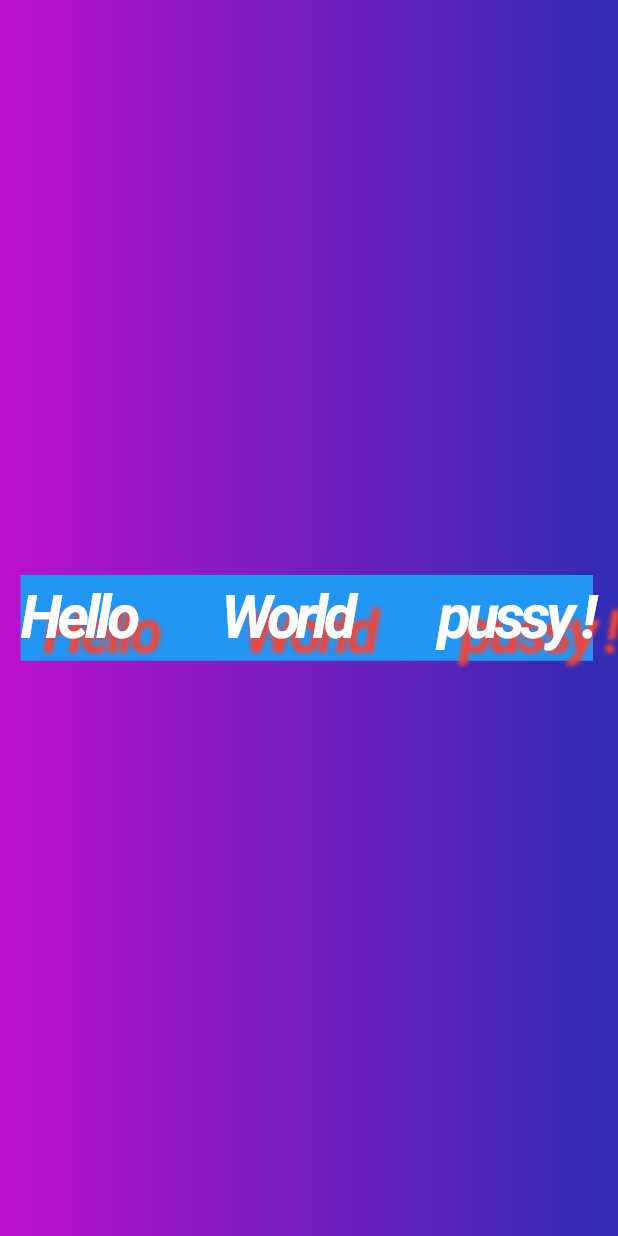
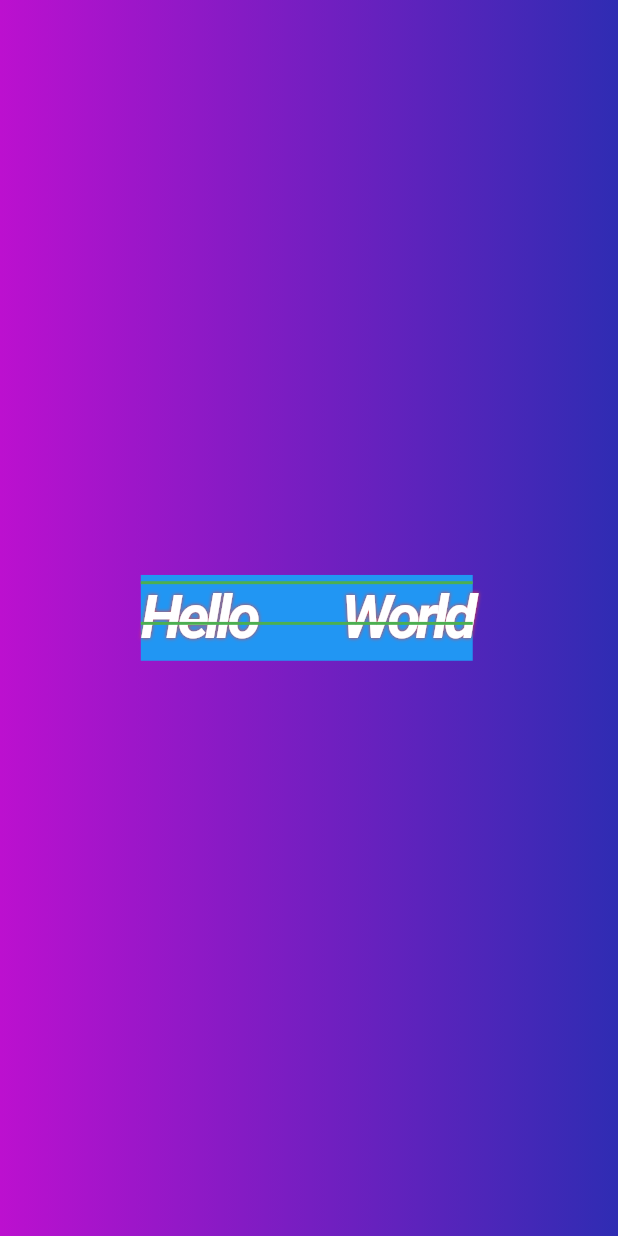
Before and after one commit to mr0error404/review, a Flutter app: the screen it shows after launch, on a phone screen of 412 x 824 dp. Run offline on Flutter 3.47's test engine with Material 3 defaults, Android fonts, the phone set to English and light mode, and no system bars; Roboto replaces fonts that are missing (telephoneNumberLocal).

Commit message:
add class

```diff
--- a/lib/Home.dart
+++ b/lib/Home.dart
@@ -1,23 +1,26 @@
 // ignore_for_file: avoid_unnecessary_containers
 
 import 'package:flutter/material.dart';
+
+import 'custome_widget_cont.dart';
 
 class Home extends StatelessWidget {
   const Home({super.key});
 
   @override
   Widget build(BuildContext context) {
-    return Scaffold(
-      body: Container(
-        decoration: const BoxDecoration(
-          gradient: LinearGradient(colors: [
-            Color(0xFFBC10CF),
-            Color(0xFF2F2CB3)
-          ]),
-        ),
-        child: const Center(
-          child: Text(
-            "Hello World pussy !",
+    return const Scaffold(
+      body: MyCustomGradientContainer(),
+    );
+  }
+}
+
+//Hello World pussy !
+
+Widget myCustomTextStyle(String text) {
+  return Text(
+    // "$text",
+    text,
     style: TextStyle(
       color: Colors.white,
       backgroundColor: Colors.blue,
@@ -27,16 +30,28 @@ class Home extends StatelessWidget {
       fontFamily: AutofillHints.telephoneNumberLocal,
       wordSpacing: 50.0,
       letterSpacing: -3.0,
-                shadows: [
+      shadows: const [
         Shadow(
           color: Colors.red,
-                    offset: Offset(15, 10),
+          offset: Offset(0, 0),
           blurRadius: 3,
         ),
+        // Shadow(
+        //   color: Color(0xFF58DBFF),
+        //   offset: Offset(15, 30),
+        //   blurRadius: 0,
+        // ),
+        // Shadow(
+        //   color: Color.fromARGB(255, 12, 6, 6),
+        //   offset: Offset(20, 10),
+        //   blurRadius: 3,
+        // ),
+      ],
+      decoration: TextDecoration.combine([
+        TextDecoration.overline,
+        TextDecoration.lineThrough,
       ]),
-          ),
-        ),
+      decorationColor: Colors.green,
     ),
   );
 }
-}
--- /dev/null
+++ b/lib/custome_widget_cont.dart
@@ -0,0 +1,62 @@
+import 'package:flutter/material.dart';
+
+// var fontWed = FontWeight.bold;
+// FontWeight fontWed = FontWeight.bold;
+final FontWeight fontWed = FontWeight.bold;
+
+
+
+class MyCustomGradientContainer extends StatelessWidget {
+  const MyCustomGradientContainer({super.key});
+
+  @override
+  Widget build(BuildContext context) {
+    // TODO: implement build
+
+    return Container(
+      decoration: const BoxDecoration(
+        gradient:
+            LinearGradient(colors: [Color(0xFFBC10CF), Color(0xFF2F2CB3)]),
+      ),
+      child: Center(
+        // child: myCustomTextStyle("Hello World"),
+        child: Text(
+          // "$text",
+          "Hello World",
+          style: TextStyle(
+            color: Colors.white,
+            backgroundColor: Colors.blue,
+            fontWeight: fontWed,
+            fontSize: 40.0,
+            fontStyle: FontStyle.italic,
+            fontFamily: AutofillHints.telephoneNumberLocal,
+            wordSpacing: 50.0,
+            letterSpacing: -3.0,
+            shadows: const [
+              Shadow(
+                color: Colors.red,
+                offset: Offset(0, 0),
+                blurRadius: 3,
+              ),
+              // Shadow(
+              //   color: Color(0xFF58DBFF),
+              //   offset: Offset(15, 30),
+              //   blurRadius: 0,
+              // ),
+              // Shadow(
+              //   color: Color.fromARGB(255, 12, 6, 6),
+              //   offset: Offset(20, 10),
+              //   blurRadius: 3,
+              // ),
+            ],
+            decoration: TextDecoration.combine([
+              TextDecoration.overline,
+              TextDecoration.lineThrough,
+            ]),
+            decorationColor: Colors.green,
+          ),
+        ),
+      ),
+    );
+  }
+}
```
Also changed, not shown: lib/text-style.dart (added, +49 -0 lines). Lines whose indentation alone changed are shown as unchanged.
